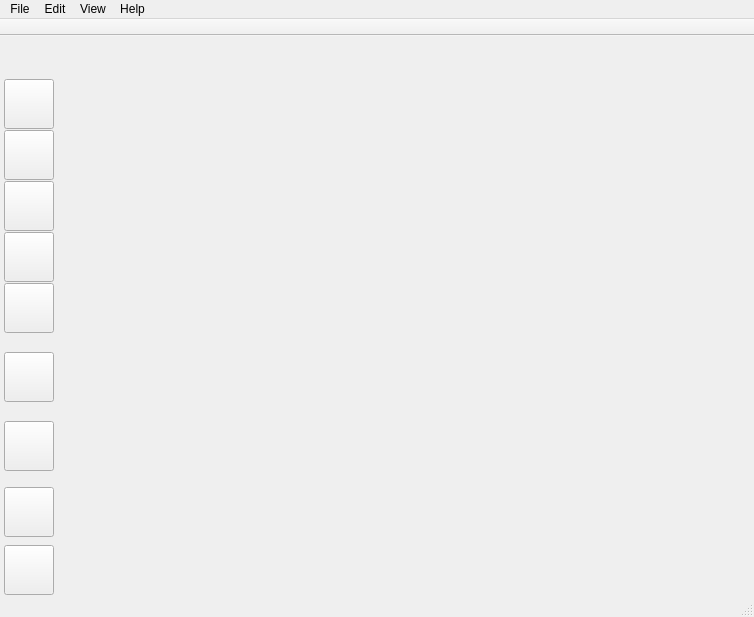
The window that ui/main_window.ui (zkovari/plotlyst) describes before a commit, drawn with Qt 5.
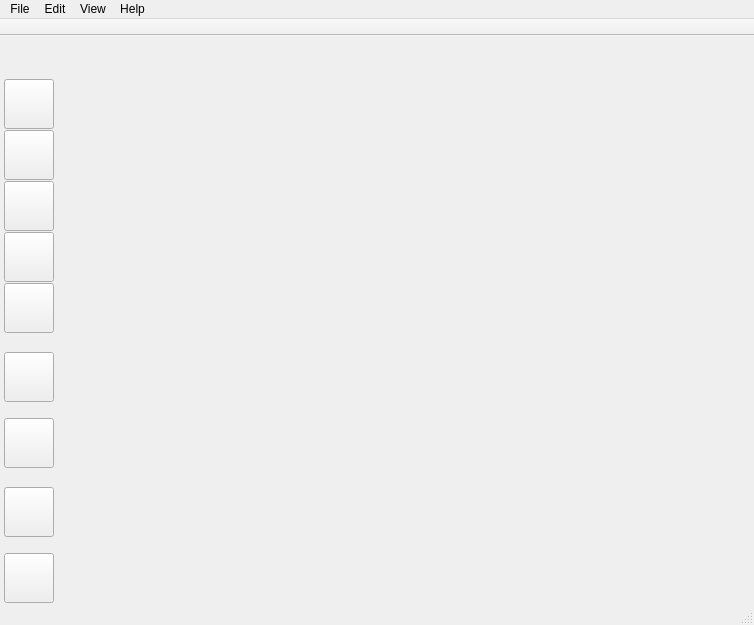
The same window after the commit.

Commit message: Switch order of reports and task management buttons on the sidebar

What changed in the file:
```diff
--- a/ui/main_window.ui
+++ b/ui/main_window.ui
@@ -394,6 +394,65 @@
              </attribute>
             </widget>
            </item>
+           <item>
+            <spacer name="verticalSpacer_10">
+             <property name="orientation">
+              <enum>Qt::Vertical</enum>
+             </property>
+             <property name="sizeType">
+              <enum>QSizePolicy::Fixed</enum>
+             </property>
+             <property name="sizeHint" stdset="0">
+              <size>
+               <width>48</width>
+               <height>15</height>
+              </size>
+             </property>
+            </spacer>
+           </item>
+           <item>
+            <widget class="QToolButton" name="btnBoard">
+             <property name="minimumSize">
+              <size>
+               <width>50</width>
+               <height>50</height>
+              </size>
+             </property>
+             <property name="maximumSize">
+              <size>
+               <width>50</width>
+               <height>50</height>
+              </size>
+             </property>
+             <property name="cursor">
+              <cursorShape>PointingHandCursor</cursorShape>
+             </property>
+             <property name="toolTip">
+              <string>Task management</string>
+             </property>
+             <property name="text">
+              <string/>
+             </property>
+             <property name="iconSize">
+              <size>
+               <width>32</width>
+               <height>32</height>
+              </size>
+             </property>
+             <property name="checkable">
+              <bool>true</bool>
+             </property>
+             <property name="base" stdset="0">
+              <bool>false</bool>
+             </property>
+             <property name="main-navbar" stdset="0">
+              <bool>true</bool>
+             </property>
+             <attribute name="buttonGroup">
+              <string notr="true">buttonGroup</string>
+             </attribute>
+            </widget>
+           </item>
            <item>
             <spacer name="verticalSpacer_5">
              <property name="orientation">
@@ -485,49 +544,6 @@
              </property>
             </spacer>
            </item>
-           <item>
-            <widget class="QToolButton" name="btnBoard">
-             <property name="minimumSize">
-              <size>
-               <width>50</width>
-               <height>50</height>
-              </size>
-             </property>
-             <property name="maximumSize">
-              <size>
-               <width>50</width>
-               <height>50</height>
-              </size>
-             </property>
-             <property name="cursor">
-              <cursorShape>PointingHandCursor</cursorShape>
-             </property>
-             <property name="toolTip">
-              <string>Task management</string>
-             </property>
-             <property name="text">
-              <string/>
-             </property>
-             <property name="iconSize">
-              <size>
-               <width>32</width>
-               <height>32</height>
-              </size>
-             </property>
-             <property name="checkable">
-              <bool>true</bool>
-             </property>
-             <property name="base" stdset="0">
-              <bool>false</bool>
-             </property>
-             <property name="main-navbar" stdset="0">
-              <bool>true</bool>
-             </property>
-             <attribute name="buttonGroup">
-              <string notr="true">buttonGroup</string>
-             </attribute>
-            </widget>
-           </item>
            <item>
             <spacer name="verticalSpacer">
              <property name="orientation">
```
